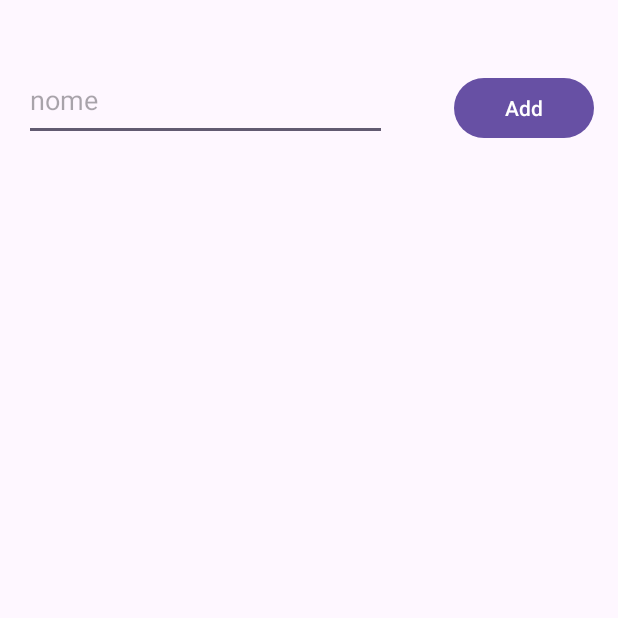
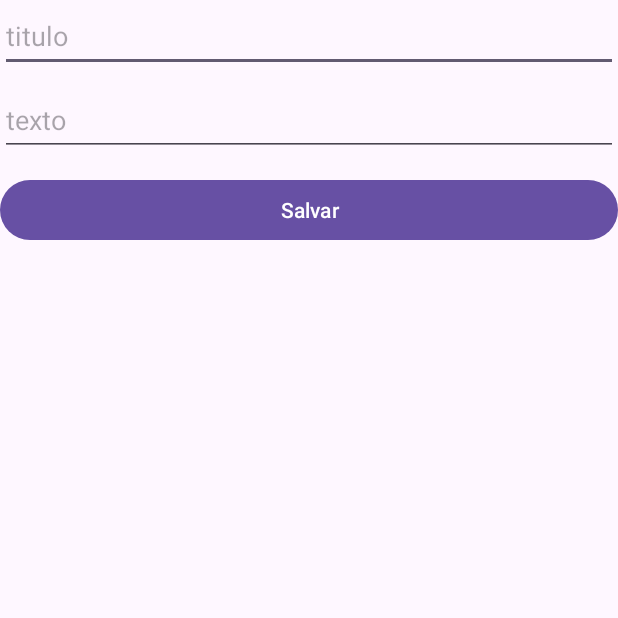
Before and after one commit to eduardotome/ppd, an Android app: the screen it shows after launch (MainActivity), on a phone screen of 412 x 824 dp, the top half of it. Run offline under Robolectric (Android 15) with nearby library versions, the phone set to English and light mode, and no system bars.

Commit message:
cadastro de notas com sqlite

```diff
--- /dev/null
+++ b/app/src/main/java/com/example/appdudu/BancoHelper.java
@@ -0,0 +1,58 @@
+package com.example.appdudu;
+
+import android.content.ContentValues;
+import android.content.Context;
+import android.database.Cursor;
+import android.database.sqlite.SQLiteDatabase;
+import android.database.sqlite.SQLiteOpenHelper;
+
+import java.util.ArrayList;
+
+public class BancoHelper extends SQLiteOpenHelper {
+
+    public BancoHelper(Context context) {
+        super(context, "notas.db", null, 1);
+    }
+
+    //cria a tabela quando o banco eh criado
+    @Override
+    public void onCreate(SQLiteDatabase db) {
+        db.execSQL("CREATE TABLE notas (id INTEGER PRIMARY KEY AUTOINCREMENT, titulo TEXT, texto TEXT)");
+    }
+
+    @Override
+    public void onUpgrade(SQLiteDatabase db, int oldVersion, int newVersion) {
+        db.execSQL("DROP TABLE IF EXISTS notas");
+        onCreate(db);
+    }
+
+    //salvar uma nota no banco
+    public long inserir(Nota nota) {
+        SQLiteDatabase db = getWritableDatabase();
+        ContentValues valores = new ContentValues();
+        valores.put("titulo", nota.getTitulo());
+        valores.put("texto", nota.getTexto());
+        long id = db.insert("notas", null, valores);
+        db.close();
+        return id;
+    }
+
+    //pegar todas as notas do banco
+    public ArrayList<Nota> listar() {
+        ArrayList<Nota> lista = new ArrayList<>();
+        SQLiteDatabase db = getReadableDatabase();
+        Cursor c = db.rawQuery("SELECT * FROM notas", null);
+
+        if (c.moveToFirst()) {
+            do {
+                int id = c.getInt(0);
+                String titulo = c.getString(1);
+                String texto = c.getString(2);
+                lista.add(new Nota(id, titulo, texto));
+            } while (c.moveToNext());
+        }
+        c.close();
+        db.close();
+        return lista;
+    }
+}
--- a/app/src/main/java/com/example/appdudu/MainActivity.java
+++ b/app/src/main/java/com/example/appdudu/MainActivity.java
@@ -1,7 +1,6 @@
 package com.example.appdudu;
 
 import android.os.Bundle;
-import android.widget.ArrayAdapter;
 import android.widget.Button;
 import android.widget.EditText;
 import android.widget.ListView;
@@ -16,36 +15,75 @@ import androidx.core.view.WindowInsetsCompat;
 import java.util.ArrayList;
 
 public class MainActivity extends AppCompatActivity {
-    //lista que comeca vazia
-    ArrayList<String> nomes = new ArrayList<>();
+
+    EditText edTitulo, edTexto;
+    Button btnSalvar;
+    ListView lista;
+
+    BancoHelper banco;
+    NotaAdapter adapter;
+    ArrayList<Nota> notas = new ArrayList<>();
+
     @Override
     protected void onCreate(Bundle savedInstanceState) {
         super.onCreate(savedInstanceState);
         EdgeToEdge.enable(this);
         setContentView(R.layout.activity_main);
 
-        Button btnAdd = findViewById(R.id.btnAdd);
-        EditText edNome = findViewById(R.id.edNome);
         ViewCompat.setOnApplyWindowInsetsListener(findViewById(R.id.main), (v, insets) -> {
             Insets systemBars = insets.getInsets(WindowInsetsCompat.Type.systemBars());
             v.setPadding(systemBars.left, systemBars.top, systemBars.right, systemBars.bottom);
             return insets;
         });
-        ListView lista = findViewById(R.id.listView);
 
-        ArrayAdapter <String> adapter = new ArrayAdapter<>(getApplicationContext(),R.layout.item_lista,R.id.textView,nomes);
+        edTitulo = findViewById(R.id.edTitulo);
+        edTexto = findViewById(R.id.edTexto);
+        btnSalvar = findViewById(R.id.btnSalvar);
+        lista = findViewById(R.id.listView);
+
+        banco = new BancoHelper(this);
+
+        adapter = new NotaAdapter(this, notas);
         lista.setAdapter(adapter);
 
-        //quando clicar no nome mostra ele embaixo
-        lista.setOnItemClickListener((parent, view, position, id) -> {
-            Toast.makeText(getApplicationContext(),nomes.get(position),Toast.LENGTH_LONG).show();
+        carregar();
+
+        btnSalvar.setOnClickListener(v -> {
+            String titulo = edTitulo.getText().toString();
+            String texto = edTexto.getText().toString();
+
+            if (titulo.equals("") && texto.equals("")) {
+                Toast.makeText(MainActivity.this, "Preencha os campos", Toast.LENGTH_SHORT).show();
+                return;
+            }
+
+            if (titulo.equals("")) {
+                titulo = "Sem titulo";
+            }
+
+            long id = banco.inserir(new Nota(titulo, texto));
+
+            if (id != -1) {
+                Toast.makeText(MainActivity.this, "Nota salva!", Toast.LENGTH_SHORT).show();
+                edTitulo.setText("");
+                edTexto.setText("");
+                carregar();
+            } else {
+                Toast.makeText(MainActivity.this, "Erro ao salvar", Toast.LENGTH_SHORT).show();
+            }
         });
 
-        //adicionar o nome digitado na lista
-        btnAdd.setOnClickListener(v -> {
-            nomes.add(edNome.getText().toString());
-            edNome.setText("");
-            adapter.notifyDataSetChanged();
+        //quando clicar na nota mostra ela
+        lista.setOnItemClickListener((parent, view, position, id) -> {
+            Nota n = notas.get(position);
+            Toast.makeText(getApplicationContext(), n.getTitulo() + "\n" + n.getTexto(), Toast.LENGTH_LONG).show();
         });
     }
+
+    //busca as notas no banco e atualiza a lista
+    void carregar() {
+        notas.clear();
+        notas.addAll(banco.listar());
+        adapter.notifyDataSetChanged();
+    }
 }
--- /dev/null
+++ b/app/src/main/java/com/example/appdudu/NotaAdapter.java
@@ -0,0 +1,35 @@
+package com.example.appdudu;
+
+import android.content.Context;
+import android.view.LayoutInflater;
+import android.view.View;
+import android.view.ViewGroup;
+import android.widget.ArrayAdapter;
+import android.widget.TextView;
+
+import java.util.ArrayList;
+
+public class NotaAdapter extends ArrayAdapter<Nota> {
+
+    public NotaAdapter(Context context, ArrayList<Nota> notas) {
+        super(context, 0, notas);
+    }
+
+    //monta cada linha da lista
+    @Override
+    public View getView(int position, View convertView, ViewGroup parent) {
+        if (convertView == null) {
+            convertView = LayoutInflater.from(getContext()).inflate(R.layout.item_lista, parent, false);
+        }
+
+        Nota nota = getItem(position);
+
+        TextView txTitulo = convertView.findViewById(R.id.txTitulo);
+        TextView txTexto = convertView.findViewById(R.id.txTexto);
+
+        txTitulo.setText(nota.getId() + " - " + nota.getTitulo());
+        txTexto.setText(nota.getTexto());
+
+        return convertView;
+    }
+}
--- a/app/src/main/res/layout/activity_main.xml
+++ b/app/src/main/res/layout/activity_main.xml
@@ -1,42 +1,42 @@
 <?xml version="1.0" encoding="utf-8"?>
-<androidx.constraintlayout.widget.ConstraintLayout xmlns:android="http://schemas.android.com/apk/res/android"
-    xmlns:app="http://schemas.android.com/apk/res-auto"
+<LinearLayout xmlns:android="http://schemas.android.com/apk/res/android"
     xmlns:tools="http://schemas.android.com/tools"
     android:id="@+id/main"
     android:layout_width="match_parent"
     android:layout_height="match_parent"
+    android:orientation="vertical"
+    android:padding="16dp"
     tools:context=".MainActivity">
+
+    <EditText
+        android:id="@+id/edTitulo"
+        android:layout_width="match_parent"
+        android:layout_height="wrap_content"
+        android:hint="titulo"
+        android:inputType="text"
+        android:minHeight="48dp" />
+
+    <EditText
+        android:id="@+id/edTexto"
+        android:layout_width="match_parent"
+        android:layout_height="wrap_content"
+        android:layout_marginTop="8dp"
+        android:hint="texto"
+        android:inputType="textMultiLine"
+        android:minHeight="48dp" />
+
+    <Button
+        android:id="@+id/btnSalvar"
+        android:layout_width="match_parent"
+        android:layout_height="wrap_content"
+        android:layout_marginTop="12dp"
+        android:text="Salvar" />
 
     <ListView
         android:id="@+id/listView"
-        android:layout_width="409dp"
-        android:layout_height="729dp"
-        android:layout_marginTop="108dp"
-        app:layout_constraintEnd_toEndOf="parent"
-        app:layout_constraintTop_toTopOf="parent" />
+        android:layout_width="match_parent"
+        android:layout_height="0dp"
+        android:layout_weight="1"
+        android:layout_marginTop="16dp" />
 
-    <Button
-        android:id="@+id/btnAdd"
-        android:layout_width="93dp"
-        android:layout_height="48dp"
-        android:layout_marginTop="48dp"
-        android:text="Add"
-        app:layout_constraintEnd_toEndOf="parent"
-        app:layout_constraintHorizontal_bias="0.949"
-        app:layout_constraintStart_toStartOf="parent"
-        app:layout_constraintTop_toTopOf="parent" />
-
-    <EditText
-        android:id="@+id/edNome"
-        android:layout_width="242dp"
-        android:layout_height="54dp"
-        android:layout_marginTop="40dp"
-        android:ems="10"
-        android:hint="nome"
-        android:inputType="text"
-        app:layout_constraintEnd_toEndOf="parent"
-        app:layout_constraintHorizontal_bias="0.094"
-        app:layout_constraintStart_toStartOf="parent"
-        app:layout_constraintTop_toTopOf="parent" />
-
-</androidx.constraintlayout.widget.ConstraintLayout>
+</LinearLayout>
```
Also changed, not shown: app/src/main/java/com/example/appdudu/Nota.java (added, +30 -0 lines), app/src/main/res/layout/item_lista.xml (+16 -13 lines).
